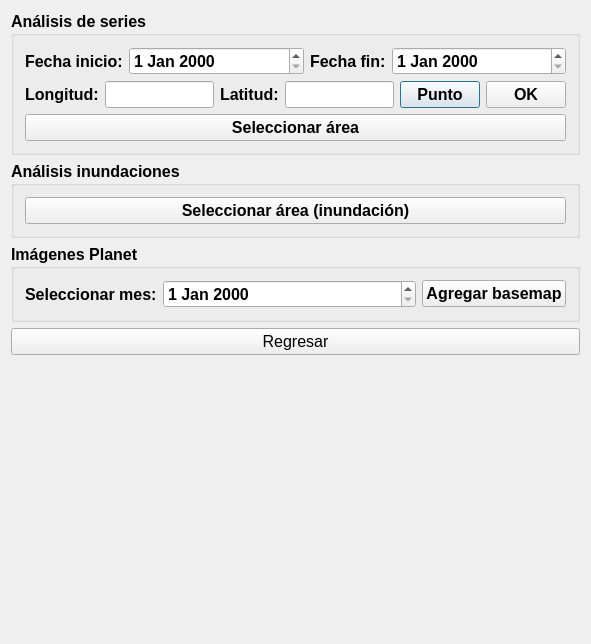
First picture: the form in PlateaGEE_dialog_base.ui, repository ryali93/platea_gee_plugin, before the edit.
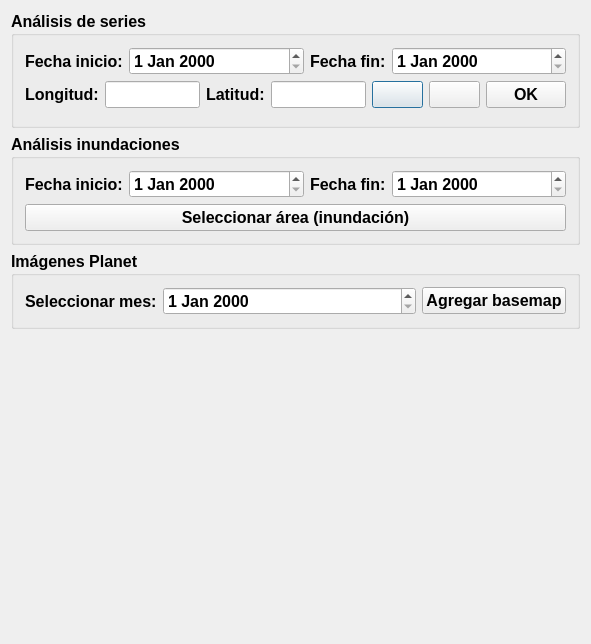
Second picture: the form after the edit. Icons and pictures are not drawn. Custom widgets are drawn as their Qt base class.

Commit message: ui plugin improved and functional | all in one. Need to integrate to platea_gis plugin

The edit to the form file:
```diff
--- a/PlateaGEE_dialog_base.ui
+++ b/PlateaGEE_dialog_base.ui
@@ -32,6 +32,9 @@
 
         <item>
           <widget class="QgsCollapsibleGroupBox" name="mGroupBox">
+            <property name="checked">
+              <bool>false</bool>
+            </property>
             <property name="font">
               <font>
                 <pointsize>12</pointsize>
@@ -72,7 +75,7 @@
             
               <!-- Group 1: Get coordinates -->
               <item row="1" column="0">
-                <layout class="QHBoxLayout" name="horizontalLayout_1" stretch="0,10,0,10,0,0">
+                <layout class="QHBoxLayout" name="horizontalLayout_1" stretch="0,10,0,10,0,0,0">
                   <item>
                     <widget class="QLabel" name="lon_label">
                       <property name="text">
@@ -95,9 +98,20 @@
                   </item>
                   <item>
                     <widget class="QPushButton" name="select_point_button">
-                      <property name="text">
-                        <string>Punto</string>
-                      </property>
+                        <property name="icon">
+                            <iconset>
+                                <normaloff>:/plugins/plateagee/icons/mActionAdd.png</normaloff>
+                            </iconset>
+                        </property>
+                    </widget>
+                  </item>
+                  <item>
+                    <widget class="QPushButton" name="select_rectangle_series_button">
+                        <property name="icon">
+                            <iconset>
+                                <normaloff>:/plugins/plateagee/icons/square.png</normaloff>
+                            </iconset>
+                        </property>
                     </widget>
                   </item>
                   <item>
@@ -109,20 +123,20 @@
                   </item>
                 </layout>
               </item>
-
-              <!-- Group 3: Select area as rectangle -->
+              
+              <!-- Group 3: Plot series -->
               <item row="2" column="0">
-                <layout class="QHBoxLayout" name="horizontalLayout_2" stretch="0">
-                  <item>
-                    <widget class="QPushButton" name="select_rectangle_series_button">
-                      <property name="text">
-                        <string>Seleccionar área</string>
-                      </property>
-                    </widget>
-                  </item>
-                </layout>
-              </item>
-
+                <widget class="QWidget" name="plot_widget">
+                    <property name="geometry">
+                        <rect>
+                            <x>20</x>
+                            <y>20</y>
+                            <width>360</width>
+                            <height>200</height>
+                        </rect>
+                    </property>
+                </widget>
+            </item>
             </layout>
           </widget>
         </item>
@@ -131,6 +145,9 @@
         
         <item>
           <widget class="QgsCollapsibleGroupBox" name="mGroupBox_1">
+            <property name="checked">
+              <bool>false</bool>
+            </property>
             <property name="font">
               <font>
                 <pointsize>12</pointsize>
@@ -144,6 +161,31 @@
             <layout class="QGridLayout" name="gridLayout_1">
               <!-- Group 1: Select area as rectangle -->
               <item row="0" column="0">
+                <layout class="QHBoxLayout" name="horizontalLayout" stretch="0,10,0,10">
+                  <item>
+                    <widget class="QLabel" name="start_date_label_flood">
+                      <property name="text">
+                        <string>Fecha inicio:</string>
+                      </property>
+                    </widget>
+                  </item>
+                  <item>
+                    <widget class="QDateEdit" name="start_date_edit_flood"/>
+                  </item>
+                  <item>
+                    <widget class="QLabel" name="end_date_label_flood">
+                      <property name="text">
+                        <string>Fecha fin:</string>
+                      </property>
+                    </widget>
+                  </item>
+                  <item>
+                    <widget class="QDateEdit" name="end_date_edit_flood"/>
+                  </item>
+                </layout>
+              </item>
+              
+              <item row="1" column="0">
                 <layout class="QHBoxLayout" name="horizontalLayout_4" stretch="0">
                   <item>
                     <widget class="QPushButton" name="select_rectangle_flood_button">
@@ -161,6 +203,9 @@
         <!-- Supergroup 3 -->
         <item>
           <widget class="QgsCollapsibleGroupBox" name="mGroupBox_2">
+            <property name="checked">
+              <bool>false</bool>
+            </property>
             <property name="font">
               <font>
                 <pointsize>12</pointsize>
@@ -186,7 +231,6 @@
                   <item>
                     <widget class="QDateEdit" name="date_edit_planet"/>
                   </item>
-
                   <item>
                     <widget class="QPushButton" name="planetwmts_button">
                       <property name="text">
@@ -201,27 +245,6 @@
           </widget>
         </item>
 
-        <item>
-          <widget class="QPushButton" name="back_button">
-            <property name="text">
-              <string>Regresar</string>
-            </property>
-          </widget>
-        </item>
-
-        <item>
-            <widget class="QWidget" name="plot_widget">
-                <property name="geometry">
-                    <rect>
-                        <x>20</x>
-                        <y>20</y>
-                        <width>360</width>
-                        <height>200</height>
-                    </rect>
-                </property>
-            </widget>
-        </item>
-
         <item>
           <spacer name="verticalSpacer">
             <property name="orientation">
```
Left out of the diff: 16 changed lines with no effect on the pictures. The commit also changes 10 other files.
